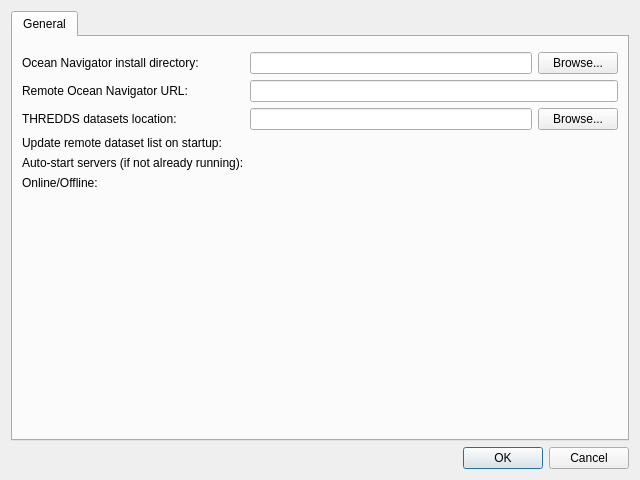
First picture: the form in app/dialogpreferences.ui, repository DFO-Ocean-Navigator/Navigator2Go, before the edit.
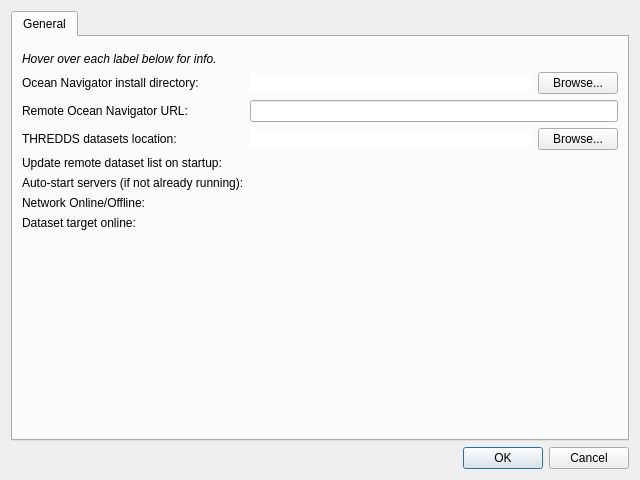
Second picture: the form after the edit. Icons and pictures are not drawn. Custom widgets are drawn as their Qt base class.

The edit to the form file:
```diff
--- a/app/dialogpreferences.ui
+++ b/app/dialogpreferences.ui
@@ -48,19 +48,34 @@
           <layout class="QFormLayout" name="formLayout"/>
          </item>
          <item row="1" column="0">
+          <widget class="QLabel" name="label_8">
+           <property name="font">
+            <font>
+             <italic>true</italic>
+            </font>
+           </property>
+           <property name="text">
+            <string>Hover over each label below for info.</string>
+           </property>
+          </widget>
+         </item>
+         <item row="2" column="0">
           <widget class="QLabel" name="label">
            <property name="text">
             <string>Ocean Navigator install directory:</string>
            </property>
           </widget>
          </item>
-         <item row="1" column="1">
+         <item row="2" column="1">
           <layout class="QHBoxLayout" name="horizontalLayout">
            <item>
             <widget class="QLineEdit" name="lineEditInstallDir">
              <property name="enabled">
               <bool>true</bool>
              </property>
+             <property name="frame">
+              <bool>false</bool>
+             </property>
              <property name="readOnly">
               <bool>true</bool>
              </property>
@@ -75,44 +90,14 @@
            </item>
           </layout>
          </item>
-         <item row="4" column="0">
-          <widget class="QLabel" name="label_2">
-           <property name="text">
-            <string>Update remote dataset list on startup:</string>
-           </property>
-          </widget>
-         </item>
-         <item row="5" column="0">
-          <widget class="QLabel" name="label_3">
-           <property name="text">
-            <string>Auto-start servers (if not already running):</string>
-           </property>
-          </widget>
-         </item>
-         <item row="4" column="1">
-          <widget class="SwitchWidget" name="switchUpdateDoryDatasetsOnStart" native="true"/>
-         </item>
-         <item row="5" column="1">
-          <widget class="SwitchWidget" name="switchAutoStartServers" native="true"/>
-         </item>
-         <item row="6" column="0">
-          <widget class="QLabel" name="label_4">
-           <property name="text">
-            <string>Online/Offline:</string>
-           </property>
-          </widget>
-         </item>
-         <item row="6" column="1">
-          <widget class="SwitchWidget" name="switchOnlineOffline" native="true"/>
-         </item>
-         <item row="2" column="0">
+         <item row="3" column="0">
           <widget class="QLabel" name="label_5">
            <property name="text">
             <string>Remote Ocean Navigator URL:</string>
            </property>
           </widget>
          </item>
-         <item row="2" column="1">
+         <item row="3" column="1">
           <widget class="QLineEdit" name="lineEditRemoteURL">
            <property name="text">
             <string/>
@@ -122,17 +107,20 @@
            </property>
           </widget>
          </item>
-         <item row="3" column="0">
+         <item row="4" column="0">
           <widget class="QLabel" name="label_6">
            <property name="text">
             <string>THREDDS datasets location:</string>
            </property>
           </widget>
          </item>
-         <item row="3" column="1">
+         <item row="4" column="1">
           <layout class="QHBoxLayout" name="horizontalLayout_2">
            <item>
             <widget class="QLineEdit" name="lineEditTHREDDSDataLocation">
+             <property name="frame">
+              <bool>false</bool>
+             </property>
              <property name="readOnly">
               <bool>true</bool>
              </property>
@@ -147,6 +135,58 @@
            </item>
           </layout>
          </item>
+         <item row="5" column="0">
+          <widget class="QLabel" name="label_2">
+           <property name="toolTip">
+            <string>&lt;html&gt;&lt;head/&gt;&lt;body&gt;&lt;p&gt;Should the remote dataset list in the Data Order tab be updated when this program starts?&lt;/p&gt;&lt;/body&gt;&lt;/html&gt;</string>
+           </property>
+           <property name="text">
+            <string>Update remote dataset list on startup:</string>
+           </property>
+          </widget>
+         </item>
+         <item row="5" column="1">
+          <widget class="SwitchWidget" name="switchUpdateDoryDatasetsOnStart" native="true"/>
+         </item>
+         <item row="6" column="0">
+          <widget class="QLabel" name="label_3">
+           <property name="toolTip">
+            <string>&lt;html&gt;&lt;head/&gt;&lt;body&gt;&lt;p&gt;Should the servers required to run Navigator2Go be started automatically when this program launches?&lt;/p&gt;&lt;p&gt;&lt;br/&gt;&lt;/p&gt;&lt;/body&gt;&lt;/html&gt;</string>
+           </property>
+           <property name="text">
+            <string>Auto-start servers (if not already running):</string>
+           </property>
+          </widget>
+         </item>
+         <item row="6" column="1">
+          <widget class="SwitchWidget" name="switchAutoStartServers" native="true"/>
+         </item>
+         <item row="7" column="0">
+          <widget class="QLabel" name="label_4">
+           <property name="toolTip">
+            <string>&lt;html&gt;&lt;head/&gt;&lt;body&gt;&lt;p&gt;Toggle the network state of Navigator2Go.&lt;/p&gt;&lt;p&gt;&lt;span style=&quot; font-style:italic;&quot;&gt;All network activity from this program will cease.&lt;/span&gt;&lt;/p&gt;&lt;p&gt;This is a helpful feature if you want to isolate your Navigator system to conserve bandwidth, for example.&lt;/p&gt;&lt;/body&gt;&lt;/html&gt;</string>
+           </property>
+           <property name="text">
+            <string>Network Online/Offline:</string>
+           </property>
+          </widget>
+         </item>
+         <item row="7" column="1">
+          <widget class="SwitchWidget" name="switchOnlineOffline" native="true"/>
+         </item>
+         <item row="8" column="0">
+          <widget class="QLabel" name="label_7">
+           <property name="toolTip">
+            <string>&lt;html&gt;&lt;head/&gt;&lt;body&gt;&lt;p&gt;Target THREDDS server for the Navigtor. Remote, or local.&lt;/p&gt;&lt;/body&gt;&lt;/html&gt;</string>
+           </property>
+           <property name="text">
+            <string>Dataset target online:</string>
+           </property>
+          </widget>
+         </item>
+         <item row="8" column="1">
+          <widget class="SwitchWidget" name="switchDatasetTarget" native="true"/>
+         </item>
         </layout>
        </widget>
       </widget>
```
Left out of the diff: 17 changed lines with no effect on the pictures.
